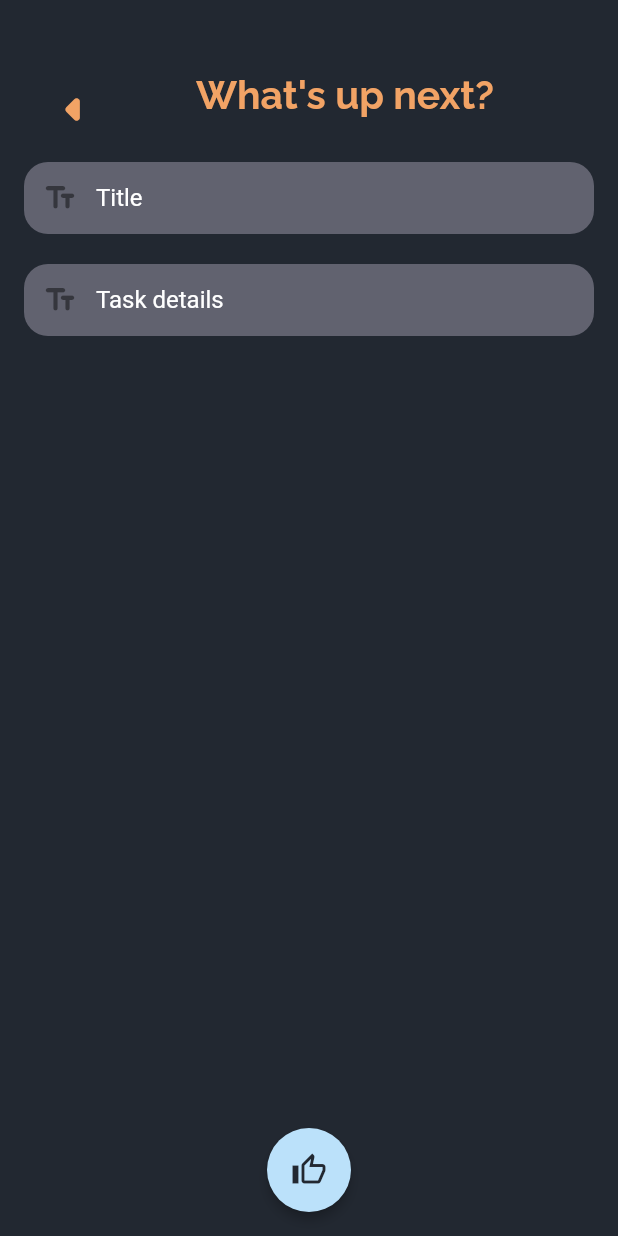
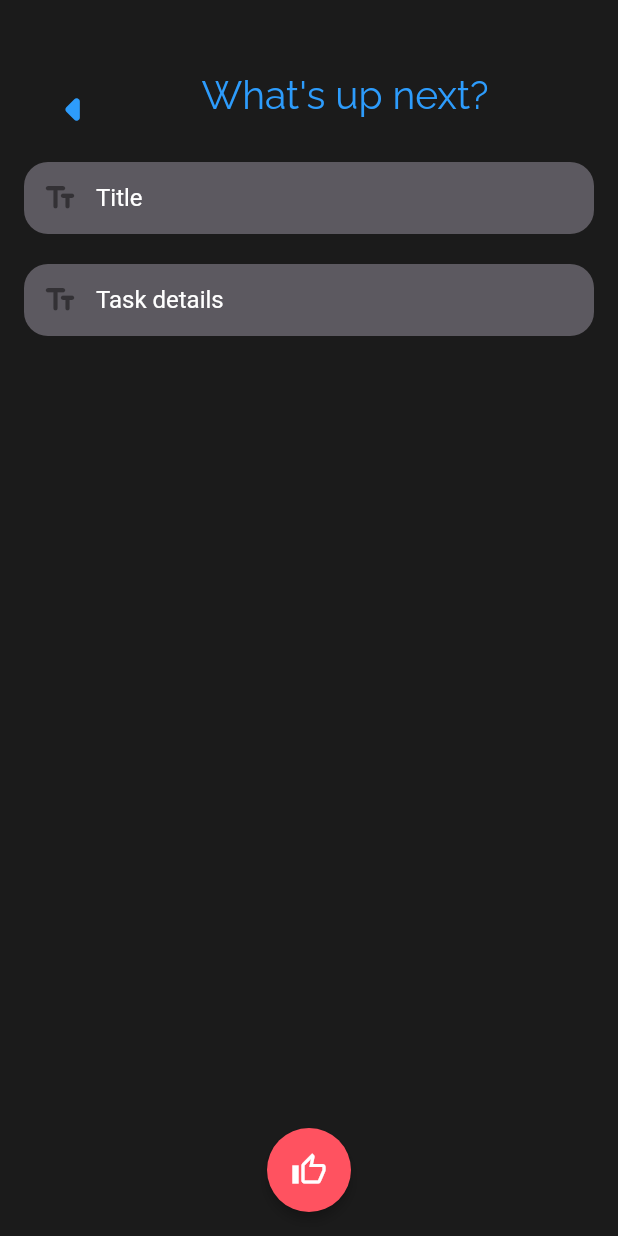
Before and after one commit to Pranab1109/Todo-App, a Flutter app: the Taskinput screen opened directly, on a phone screen of 412 x 824 dp. Run offline on Flutter 3.47's test engine with Material 2 defaults, Android fonts, the phone set to English and light mode, and no system bars; our stand-ins replace google_fonts, sleek_circular_slider, sqflite, velocity_x; accounts and stored records are empty.

Commit message:
fixed circular slider, changed ui colors

```diff
--- a/lib/cooloors.dart
+++ b/lib/cooloors.dart
@@ -1,8 +1,8 @@
 import 'package:flutter/material.dart';
 
-class Colors {
-  Color primaryColor1 = Color(0xff);
-  Color primaryColor2 = Color(0xff);
-  Color secondaryColor = Color(0xff);
-  Color accentColor = Color(0xff);
+class Cooloors {
+  static Color primaryColor1 = Color(0xff1b1b1b);
+  static Color primaryColor2 = Color(0xff);
+  static Color accentColor1 = Color(0xff2D9CFC);
+  static Color accentColor2 = Color(0xffFF5260);
 }
--- a/lib/screens/task_input.dart
+++ b/lib/screens/task_input.dart
@@ -1,4 +1,5 @@
 import 'package:flutter/material.dart';
+import 'package:todo/cooloors.dart';
 import 'package:todo/models/database_helper.dart';
 import 'package:todo/models/task_model.dart';
 import 'package:velocity_x/velocity_x.dart';
@@ -29,7 +30,7 @@ class _TaskinputState extends State<Taskinput> {
         key: _formKey,
         autovalidateMode: AutovalidateMode.onUserInteraction,
         child: Scaffold(
-          backgroundColor: Color(0xff222831),
+          backgroundColor: Cooloors.primaryColor1,
           body: Padding(
             padding: const EdgeInsets.fromLTRB(16, 40, 16, 40),
             child: Column(
@@ -41,28 +42,28 @@ class _TaskinputState extends State<Taskinput> {
                         icon: Icon(
                           Icons.arrow_left_rounded,
                           size: 50,
-                          color: Color(0xfff2a365),
+                          color: Cooloors.accentColor1,
                         ),
                         onPressed: () {
                           Navigator.pop(context);
                         }),
                     Spacer(),
                     Center(
-                      child: "What's up next?"
-                          .text
-                          .bold
-                          .size(26.0)
-                          .textStyle(TextStyle(color: Color(0xfff2a365)))
-                          .make(),
-                    ),
+                        child: Text(
+                      "What's up next?",
+                      style:
+                          TextStyle(fontSize: 26, color: Cooloors.accentColor1),
+                    )),
                     Spacer(),
                   ],
                 ),
                 20.heightBox,
                 Theme(
-                  data: ThemeData(primaryColor: Color(0xfff2a365)),
+                  data: ThemeData(primaryColor: Cooloors.accentColor1),
                   child: TextFormField(
-                    style: TextStyle(color: Color(0xffbbe1fa)),
+                    style: TextStyle(
+                      color: Colors.white,
+                    ),
                     controller: titleEditor,
 
                     // ignore: missing_return
@@ -85,16 +86,16 @@ class _TaskinputState extends State<Taskinput> {
                         filled: true,
                         fillColor: Vx.purple100.withOpacity(0.3),
                         errorStyle: TextStyle(
-                            color: Vx.purple900,
+                            color: Colors.white,
                             fontWeight: FontWeight.bold,
                             fontSize: 14)),
                   ).cornerRadius(16.0),
                 ),
                 20.heightBox,
                 Theme(
-                  data: ThemeData(primaryColor: Color(0xfff2a365)),
+                  data: ThemeData(primaryColor: Cooloors.accentColor1),
                   child: TextFormField(
-                    style: TextStyle(color: Color(0xffbbe1fa)),
+                    style: TextStyle(color: Colors.white),
                     controller: descriptionEditor,
                     textCapitalization: TextCapitalization.sentences,
                     decoration: InputDecoration(
@@ -106,7 +107,7 @@ class _TaskinputState extends State<Taskinput> {
                         filled: true,
                         fillColor: Vx.purple100.withOpacity(0.3),
                         errorStyle: TextStyle(
-                            color: Vx.purple900,
+                            color: Colors.white,
                             fontWeight: FontWeight.bold,
                             fontSize: 14)),
                   ).cornerRadius(16.0),
@@ -115,7 +116,7 @@ class _TaskinputState extends State<Taskinput> {
             ),
           ),
           floatingActionButton: FloatingActionButton(
-            backgroundColor: Color(0xffbbe1fa),
+            backgroundColor: Cooloors.accentColor2,
             onPressed: () async {
               if (_formKey.currentState.validate()) {
                 setState(() {
@@ -134,7 +135,7 @@ class _TaskinputState extends State<Taskinput> {
             },
             child: Icon(
               Icons.thumb_up_alt_outlined,
-              color: Color(0xff222831),
+              color: Colors.white,
             ),
             elevation: 3.0,
           ),
```
Also changed, not shown: lib/main.dart (+85 -126 lines), lib/screens/todo.dart (+24 -21 lines), lib/widgets/info.dart (deleted, +0 -17 lines).
